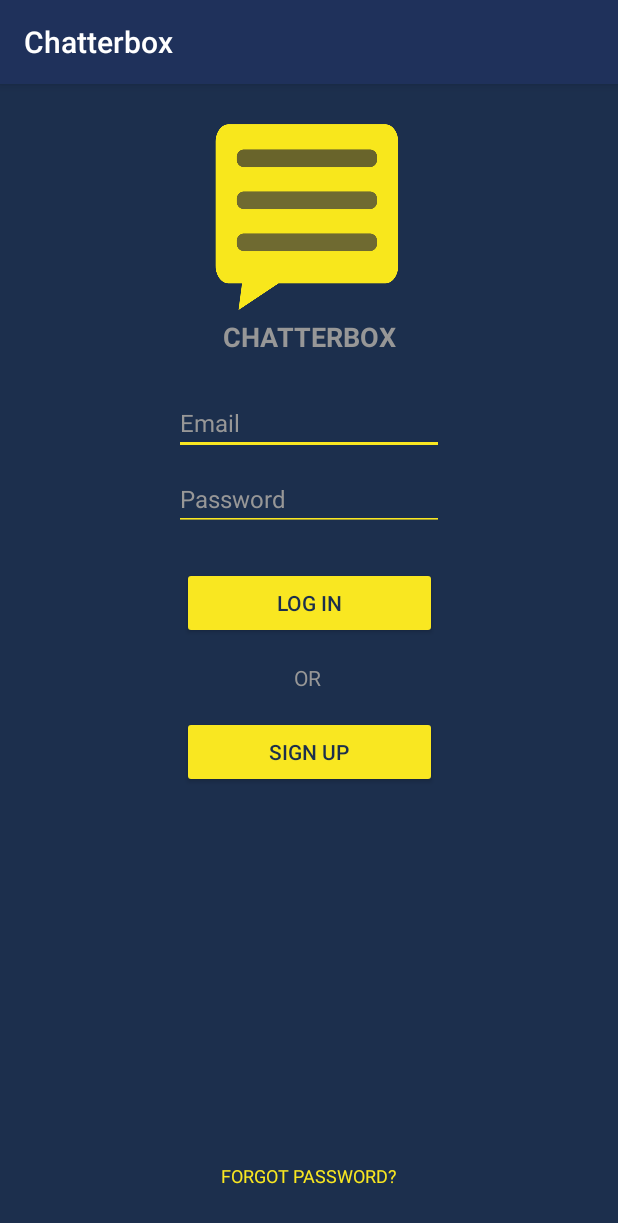
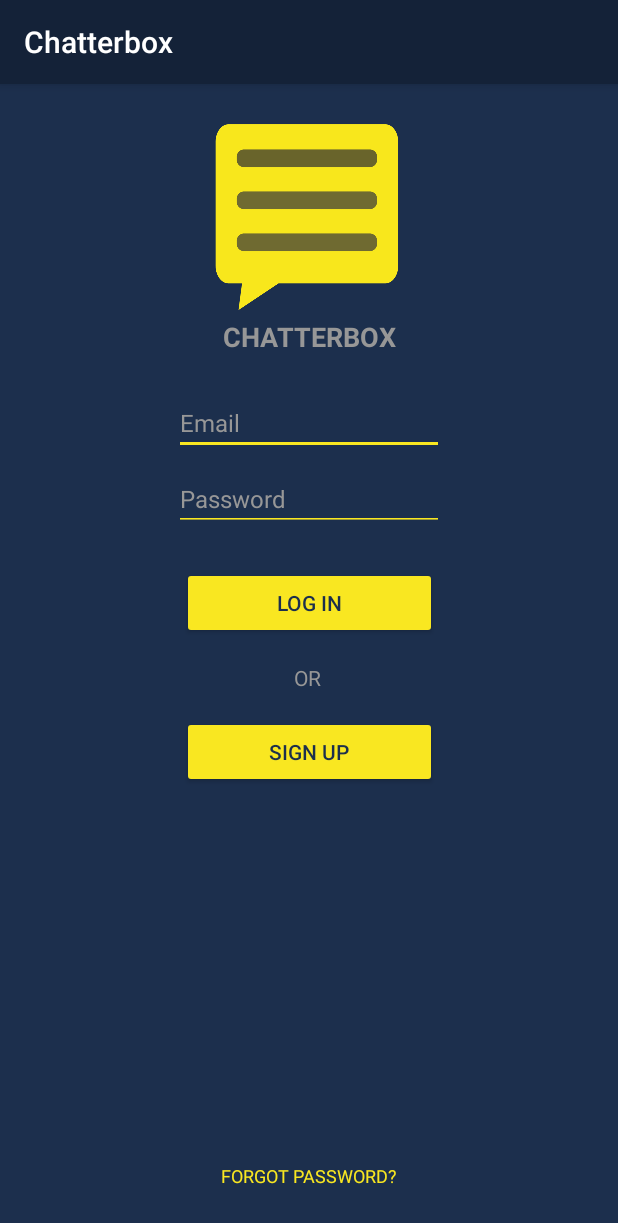
Before and after one commit to PiotrKaszuba/Chatterbox_Android, an Android app: the screen it shows after launch (MainActivity), on a phone screen of 412 x 824 dp. Shown: the top 1223 px of the screen. Run offline under Robolectric (Android 15) with nearby library versions, the phone set to English and light mode, and no system bars; our stand-ins replace Firebase (no records; nobody signed in at launch, a user with empty details on screens opened directly).

Commit message:
Color fix v2

```diff
--- a/app/src/main/res/values/colors.xml
+++ b/app/src/main/res/values/colors.xml
@@ -1,6 +1,6 @@
 <?xml version="1.0" encoding="utf-8"?>
 <resources>
-    <color name="colorPrimary">#1f315b</color>
-    <color name="colorPrimaryDark">#172439</color>
+    <color name="colorPrimary">#142238</color>
+    <color name="colorPrimaryDark">#0e1725</color>
     <color name="colorAccent">#e0ce06</color>
 </resources>
```
